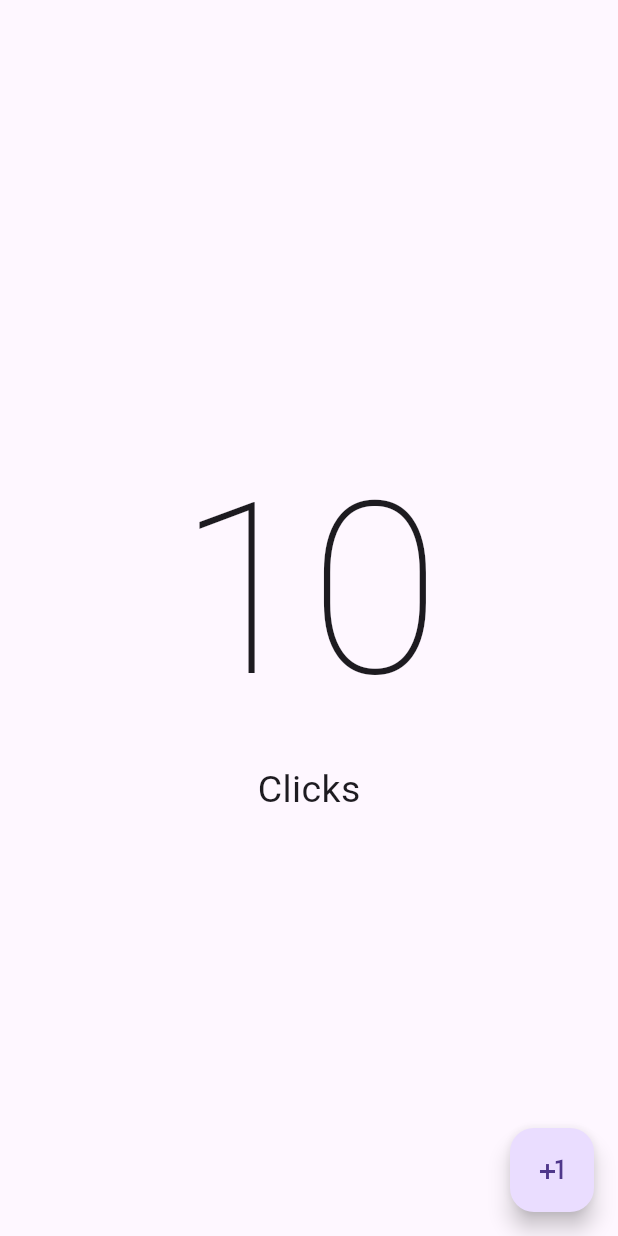
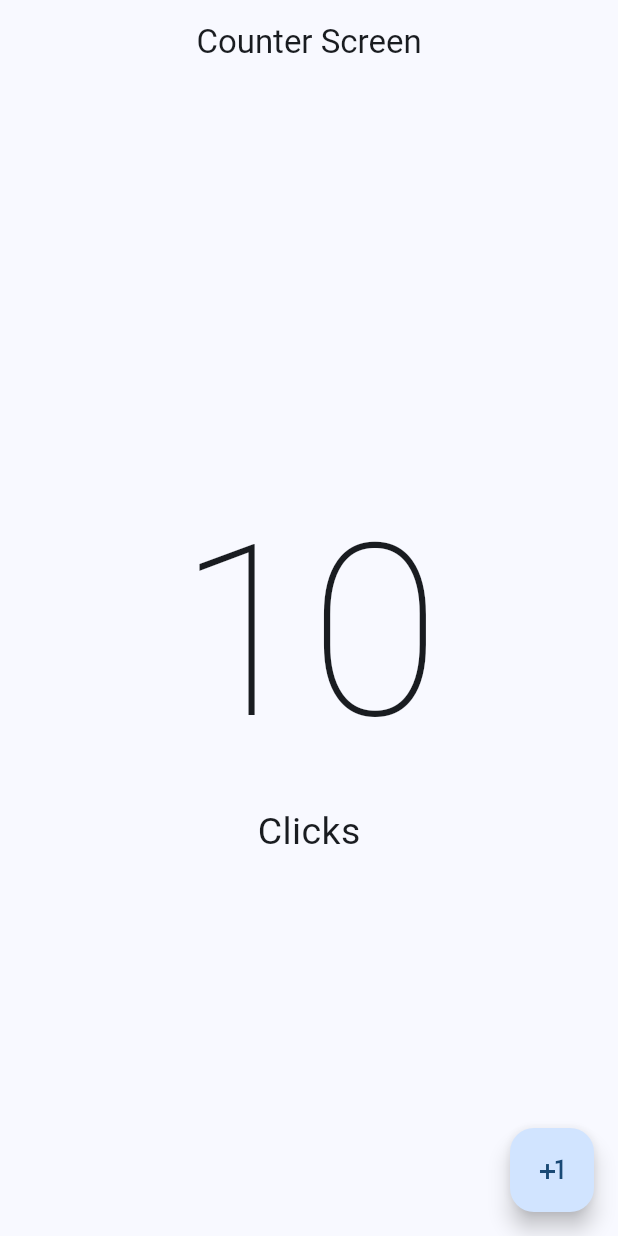
Before and after one commit to Kanicbay/Flutter-Learning, a Flutter app: the screen it shows after launch, on a phone screen of 412 x 824 dp. Run offline on Flutter 3.47's test engine with Material 3 defaults, Android fonts, the phone set to English and light mode, and no system bars.

Commit message:
feat(Flutter hello_world_app): AppBar and Material Design 3
Brian Coyago

```diff
--- a/Flutter/hello_world_app/lib/main.dart
+++ b/Flutter/hello_world_app/lib/main.dart
@@ -6,15 +6,15 @@ void main() {
 }
 
 class MyApp extends StatelessWidget {
-
   const MyApp({super.key});
 
   @override
   Widget build(BuildContext context) {
-    return const MaterialApp(
+    return MaterialApp(
       // Remove debug tag
       debugShowCheckedModeBanner: false,
-      home: CounterScreen()
+      theme: ThemeData(colorSchemeSeed: Colors.blue),
+      home: const CounterScreen(),
     );
   }
 }
--- a/Flutter/hello_world_app/lib/presentation/screens/counter_screen.dart
+++ b/Flutter/hello_world_app/lib/presentation/screens/counter_screen.dart
@@ -6,6 +6,7 @@ class CounterScreen extends StatelessWidget {
   @override
   Widget build(BuildContext context) {
     return Scaffold(
+      appBar: AppBar(title: const Center(child: Text('Counter Screen'))),
       body: const Center(
         child: Column(
           mainAxisAlignment: MainAxisAlignment.center,
```
